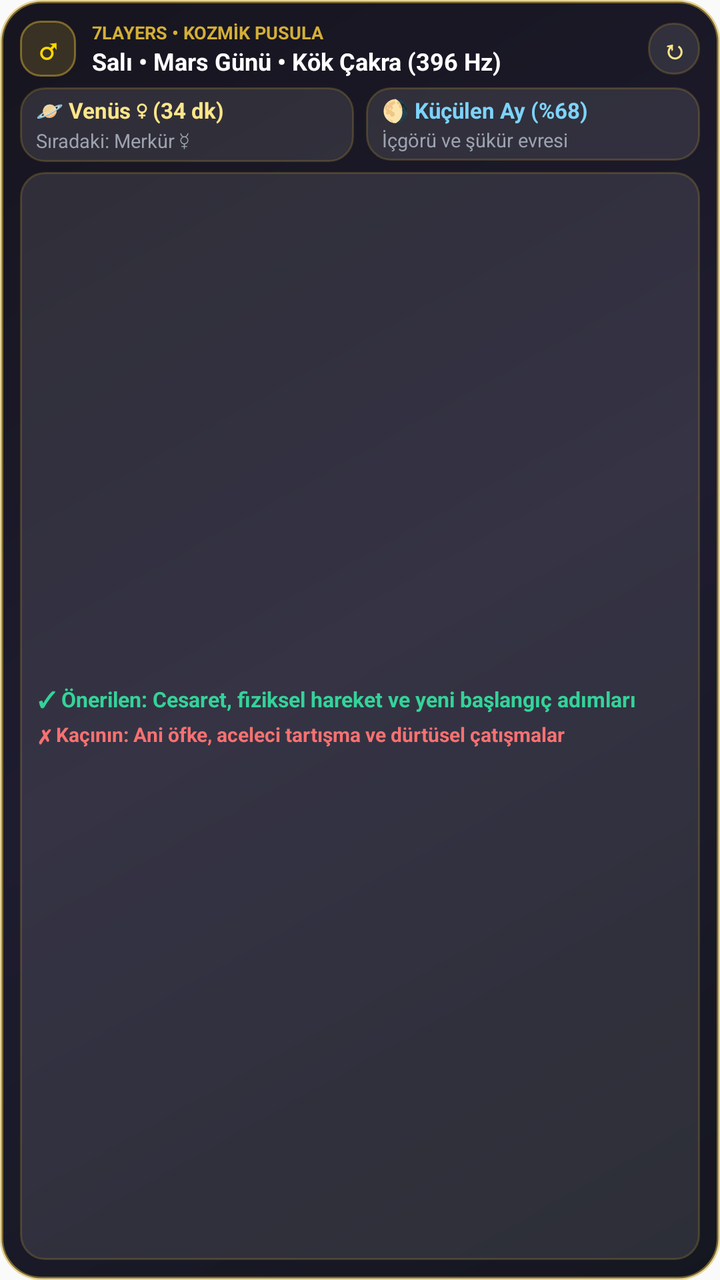
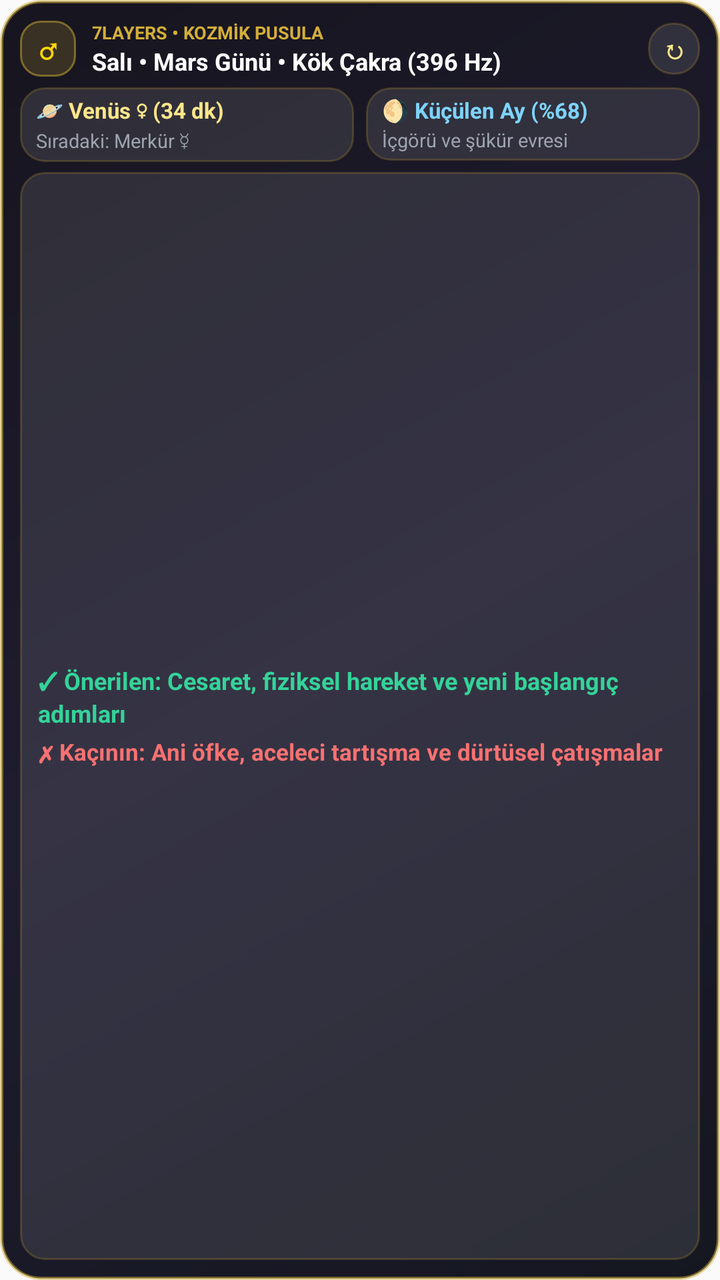

The first picture is an Android layout as it rendered before a commit; the second is the same layout after the commit. The layout source and the unified diff follow.
<!-- AndroidManifest.xml: application theme AppTheme -->
<!-- res/layout/cosmic_widget.xml -->
<?xml version="1.0" encoding="utf-8"?>
<LinearLayout xmlns:android="http://schemas.android.com/apk/res/android"
    android:id="@+id/widget_root"
    android:layout_width="match_parent"
    android:layout_height="match_parent"
    android:background="@drawable/cosmic_widget_bg"
    android:orientation="vertical"
    android:padding="10dp">

    
    <LinearLayout
        android:layout_width="match_parent"
        android:layout_height="wrap_content"
        android:gravity="center_vertical"
        android:orientation="horizontal">

        <TextView
            android:id="@+id/widget_symbol"
            android:layout_width="28dp"
            android:layout_height="28dp"
            android:background="@drawable/cosmic_pill_bg"
            android:gravity="center"
            android:text="♂"
            android:textColor="#FFD700"
            android:textSize="15sp"
            android:textStyle="bold" />

        <LinearLayout
            android:layout_width="0dp"
            android:layout_height="wrap_content"
            android:layout_marginStart="8dp"
            android:layout_weight="1"
            android:orientation="vertical">

            <TextView
                android:id="@+id/widget_badge"
                android:layout_width="wrap_content"
                android:layout_height="wrap_content"
                android:singleLine="true"
                android:ellipsize="end"
                android:text="7LAYERS • KOZMİK PUSULA"
                android:textColor="#D4AF37"
                android:textSize="9sp"
                android:textStyle="bold" />

            <TextView
                android:id="@+id/widget_title"
                android:layout_width="wrap_content"
                android:layout_height="wrap_content"
                android:ellipsize="end"
                android:maxLines="1"
                android:text="Salı • Mars Günü • Kök Çakra (396 Hz)"
                android:textColor="#FFFFFF"
                android:textSize="12sp"
                android:textStyle="bold" />
        </LinearLayout>

        <TextView
            android:id="@+id/widget_refresh_btn"
            android:layout_width="26dp"
            android:layout_height="26dp"
            android:background="@drawable/cosmic_inner_card_bg"
            android:gravity="center"
            android:text="↻"
            android:textColor="#FDE68A"
            android:textSize="13sp"
            android:textStyle="bold" />
    </LinearLayout>

    
    <LinearLayout
        android:layout_width="match_parent"
        android:layout_height="wrap_content"
        android:layout_marginTop="5dp"
        android:baselineAligned="false"
        android:orientation="horizontal">

        
        <LinearLayout
            android:layout_width="0dp"
            android:layout_height="wrap_content"
            android:layout_marginEnd="3dp"
            android:layout_weight="1"
            android:background="@drawable/cosmic_inner_card_bg"
            android:gravity="center_vertical"
            android:orientation="vertical"
            android:paddingHorizontal="8dp"
            android:paddingVertical="4dp">

            <TextView
                android:id="@+id/widget_hour_pill"
                android:layout_width="match_parent"
                android:layout_height="wrap_content"
                android:ellipsize="end"
                android:singleLine="true"
                android:text="🪐 Venüs ♀ (34 dk)"
                android:textColor="#FDE68A"
                android:textSize="11sp"
                android:textStyle="bold" />

            <TextView
                android:id="@+id/widget_next_hour"
                android:layout_width="match_parent"
                android:layout_height="wrap_content"
                android:layout_marginTop="1dp"
                android:ellipsize="end"
                android:singleLine="true"
                android:text="Sıradaki: Merkür ☿"
                android:textColor="#9CA3AF"
                android:textSize="9.5sp" />
        </LinearLayout>

        
        <LinearLayout
            android:layout_width="0dp"
            android:layout_height="wrap_content"
            android:layout_marginStart="3dp"
            android:layout_weight="1"
            android:background="@drawable/cosmic_inner_card_bg"
            android:gravity="center_vertical"
            android:orientation="vertical"
            android:paddingHorizontal="8dp"
            android:paddingVertical="4dp">

            <TextView
                android:id="@+id/widget_moon_title"
                android:layout_width="match_parent"
                android:layout_height="wrap_content"
                android:ellipsize="end"
                android:singleLine="true"
                android:text="🌖 Küçülen Ay (%68)"
                android:textColor="#7DD3FC"
                android:textSize="11sp"
                android:textStyle="bold" />

            <TextView
                android:id="@+id/widget_moon_sub"
                android:layout_width="match_parent"
                android:layout_height="wrap_content"
                android:layout_marginTop="1dp"
                android:ellipsize="end"
                android:singleLine="true"
                android:text="İçgörü ve şükür evresi"
                android:textColor="#9CA3AF"
                android:textSize="9.5sp" />
        </LinearLayout>
    </LinearLayout>

    
    <LinearLayout
        android:layout_width="match_parent"
        android:layout_height="0dp"
        android:layout_marginTop="5dp"
        android:layout_weight="1"
        android:background="@drawable/cosmic_inner_card_bg"
        android:gravity="center_vertical"
        android:orientation="vertical"
        android:paddingHorizontal="9dp"
        android:paddingVertical="5dp">

        <TextView
            android:id="@+id/widget_guidance"
            android:layout_width="match_parent"
            android:layout_height="wrap_content"
            android:ellipsize="end"
            android:lineSpacingExtra="1.5dp"
            android:maxLines="3"
            android:text="✓ Önerilen: Cesaret, fiziksel hareket ve yeni başlangıç adımları"
            android:textColor="#34D399"
            android:textSize="10.5sp"
            android:textStyle="bold" />

        <TextView
            android:id="@+id/widget_avoid"
            android:layout_width="match_parent"
            android:layout_height="wrap_content"
            android:layout_marginTop="3dp"
            android:ellipsize="end"
            android:lineSpacingExtra="1.5dp"
            android:maxLines="3"
            android:text="✗ Kaçının: Ani öfke, aceleci tartışma ve dürtüsel çatışmalar"
            android:textColor="#F87171"
            android:textSize="10sp"
            android:textStyle="bold" />
    </LinearLayout>
</LinearLayout>
<!-- resources referenced by this layout -->
<resources>
  <!-- drawable cosmic_inner_card_bg (drawable) -->
  <?xml version="1.0" encoding="utf-8"?>
  <shape xmlns:android="http://schemas.android.com/apk/res/android"
      android:shape="rectangle">
      <solid android:color="#1AFFFFFF" />
      <corners android:radius="12dp" />
      <stroke
          android:width="1dp"
          android:color="#38D4AF37" />
  </shape>
  <!-- drawable cosmic_pill_bg (drawable) -->
  <?xml version="1.0" encoding="utf-8"?>
  <shape xmlns:android="http://schemas.android.com/apk/res/android"
      android:shape="rectangle">
      <solid android:color="#2ED4AF37" />
      <corners android:radius="10dp" />
      <stroke
          android:width="1dp"
          android:color="#80D4AF37" />
  </shape>
  <!-- drawable cosmic_widget_bg (drawable) -->
  <?xml version="1.0" encoding="utf-8"?>
  <shape xmlns:android="http://schemas.android.com/apk/res/android"
      android:shape="rectangle">
      <gradient
          android:angle="135"
          android:startColor="#F2080A14"
          android:centerColor="#F2121024"
          android:endColor="#F20A0812"
          android:type="linear" />
      <corners android:radius="20dp" />
      <stroke
          android:width="1.5dp"
          android:color="#80D4AF37" />
  </shape>
  <style name="AppTheme" parent="Theme.AppCompat.DayNight.NoActionBar">
      <item name="android:enforceNavigationBarContrast" tools:targetApi="29">true</item>
      <item name="android:editTextBackground">@drawable/rn_edit_text_material</item>
      <item name="colorPrimary">@color/colorPrimary</item>
      <item name="android:statusBarColor">#000000</item>
    </style>
  <!-- drawable rn_edit_text_material (drawable) -->
  <?xml version="1.0" encoding="utf-8"?>
  <inset xmlns:android="http://schemas.android.com/apk/res/android"
         android:insetLeft="@dimen/abc_edit_text_inset_horizontal_material"
         android:insetRight="@dimen/abc_edit_text_inset_horizontal_material"
         android:insetTop="@dimen/abc_edit_text_inset_top_material"
         android:insetBottom="@dimen/abc_edit_text_inset_bottom_material"
         >
  
      <selector>
          
          <item android:state_enabled="false" android:drawable="@drawable/abc_textfield_default_mtrl_alpha"/>
          <item android:drawable="@drawable/abc_textfield_activated_mtrl_alpha"/>
      </selector>
  
  </inset>
  <color name="colorPrimary">#D4AF37</color>
</resources>

<!-- the commit's change to res/layout/cosmic_widget.xml (unified diff, before → after) -->
@@ -167,7 +167,7 @@
             android:maxLines="3"
             android:text="✓ Önerilen: Cesaret, fiziksel hareket ve yeni başlangıç adımları"
             android:textColor="#34D399"
-            android:textSize="10.5sp"
+            android:textSize="12sp"
             android:textStyle="bold" />
 
         <TextView
@@ -180,7 +180,7 @@
             android:maxLines="3"
             android:text="✗ Kaçının: Ani öfke, aceleci tartışma ve dürtüsel çatışmalar"
             android:textColor="#F87171"
-            android:textSize="10sp"
+            android:textSize="11.5sp"
             android:textStyle="bold" />
     </LinearLayout>
 </LinearLayout>
